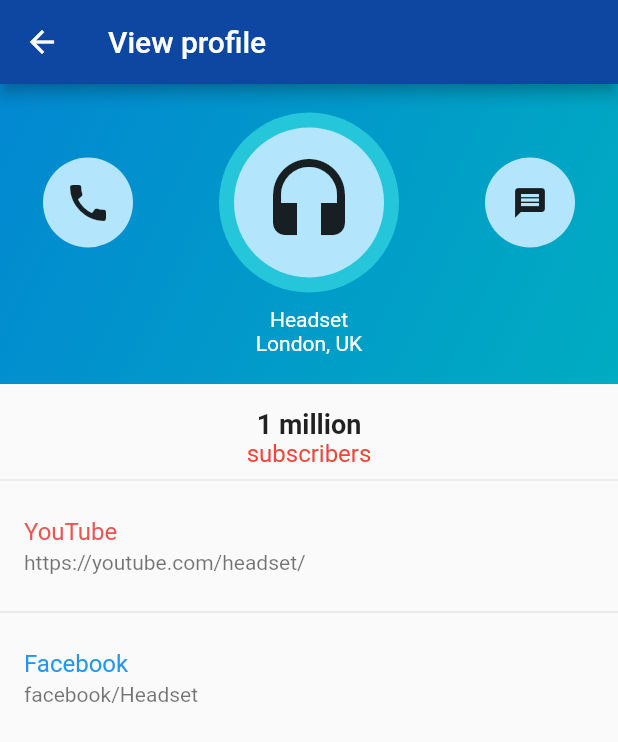
After one commit to AlinBorcea/flutter_challenges, a Flutter app: the Profile1 screen opened directly, on a phone screen of 412 x 824 dp. The commit adds this screen. Shown: the top 742 px of the screen. Run offline on Flutter 3.47's test engine with Material 2 defaults, Android fonts, the phone set to English and light mode, and no system bars.

Commit message:
added profile1 screen

```diff
--- a/lib/home/home_page.dart
+++ b/lib/home/home_page.dart
@@ -1,5 +1,6 @@
 import 'package:flutter/material.dart';
 import 'package:challenges/lists/car_brands.dart';
+import 'package:challenges/profiles/profile1.dart';
 import 'challenge.dart';
 
 class HomePage extends StatefulWidget {
@@ -73,7 +74,10 @@ class _HomePageState extends State<HomePage> {
         itemBuilder: (context, i) {
           return Card(
             child: ExpansionTile(
-              leading: Icon(Icons.work, color: Colors.green,),
+              leading: Icon(
+                Icons.work,
+                color: Colors.green,
+              ),
               title: Text(challenges[i].name),
               children: <Widget>[
                 Column(
@@ -96,7 +100,8 @@ class _HomePageState extends State<HomePage> {
         ),
         title: Text(content),
         onTap: () {
-          Navigator.of(context).push(new MaterialPageRoute(builder: (context) => _lesson(content)));
+          Navigator.of(context).push(
+              new MaterialPageRoute(builder: (context) => _lesson(content)));
         },
       ));
     }
@@ -107,16 +112,19 @@ class _HomePageState extends State<HomePage> {
     switch (content) {
       case 'List 1':
         return CarBrands();
+      case 'Profile 1':
+        return Profile1();
       default:
         return CarBrands();
     }
   }
 
   List<Challenge> challenges = [
-    new Challenge(
+    Challenge(
         'Sign in',
         'It is important to have a nice sign in screen in you app',
         ['Sign in 1', 'Sign in 2']),
-    new Challenge('Lists', 'Nice list views', ['List 1', 'List 2']),
+    Challenge('Lists', 'Nice list views', ['List 1', 'List 2']),
+    Challenge('Profiles', 'Beautiful', ['Profile 1']),
   ];
 }
--- /dev/null
+++ b/lib/profiles/profile1.dart
@@ -0,0 +1,120 @@
+import 'package:flutter/material.dart';
+
+class Profile1 extends StatefulWidget {
+  @override
+  State createState() => _Profile1State();
+}
+
+class _Profile1State extends State<Profile1> {
+  @override
+  Widget build(BuildContext context) {
+    return Scaffold(
+      appBar: AppBar(
+        backgroundColor: Color.fromARGB(255, 13, 71, 161), // rgba(13,71,161 ,1)
+        iconTheme: IconThemeData(
+          color: Colors.white,
+        ),
+        title: Text(
+          'View profile',
+          style: TextStyle(color: Colors.white),
+        ),
+      ),
+      body: ListView(
+        children: <Widget>[
+          /// colored top part
+          Container(
+            height: 200,
+            decoration: BoxDecoration(
+              gradient: LinearGradient(
+                begin: Alignment.topLeft,
+                end: Alignment.bottomRight,
+                colors: [
+                  Color.fromARGB(255, 2, 136, 209),
+                  Color.fromARGB(255, 0, 172, 193)
+                ], // rgba(0,172,193 ,1)
+              ),
+            ),
+            child: Column(
+              mainAxisAlignment: MainAxisAlignment.center,
+              crossAxisAlignment: CrossAxisAlignment.center,
+              children: <Widget>[
+                Row(
+                  mainAxisAlignment: MainAxisAlignment.spaceAround,
+                  children: <Widget>[
+                    /// call
+                    CircleAvatar(
+                      child: Icon(
+                        Icons.call,
+                        size: 32,
+                      ),
+                      minRadius: 30,
+                    ),
+
+                    /// middle
+                    CircleAvatar(
+                      minRadius: 60,
+                      backgroundColor: Color.fromARGB(255, 38, 198, 218),
+                      // rgba(38,198,218 ,1)
+                      child: CircleAvatar(
+                        minRadius: 50,
+                        child: Icon(Icons.headset, size: 64),
+                      ),
+                    ),
+
+                    /// message
+                    CircleAvatar(
+                      child: Icon(Icons.message),
+                      minRadius: 30,
+                    ),
+                  ],
+                ),
+                SizedBox(
+                  height: 10,
+                ),
+                Text(
+                  'Headset',
+                  style: TextStyle(color: Colors.white),
+                ),
+                Text('London, UK', style: TextStyle(color: Colors.white)),
+              ],
+            ),
+          ),
+          SizedBox(
+            height: 16,
+          ),
+          Row(
+            children: <Widget>[
+              Expanded(
+                child: Column(
+                  children: <Widget>[
+                    Text(
+                      '1 million',
+                      style:
+                          TextStyle(fontWeight: FontWeight.bold, fontSize: 18),
+                    ),
+                    Text(
+                      'subscribers',
+                      style:
+                          TextStyle(fontSize: 16, color: Colors.red.shade500),
+                    ),
+                  ],
+                ),
+              ),
+            ],
+          ),
+          Divider(),
+          ListTile(
+            title:
+                Text('YouTube', style: TextStyle(color: Colors.red.shade400)),
+            subtitle: Text('https://youtube.com/headset/'),
+          ),
+          Divider(),
+          ListTile(
+            title: Text('Facebook', style: TextStyle(color: Colors.blue)),
+            subtitle: Text('facebook/Headset'),
+          ),
+        ],
+      ),
+    );
+  }
+}
--- a/pubspec.yaml
+++ b/pubspec.yaml
@@ -47,6 +47,7 @@ flutter:
   - assets/vk.png
   - assets/audi.png
   - assets/bmw.png
+  - assets/profile.png
   #  - images/a_dot_ham.jpeg
 
   # An image asset can refer to one or more resolution-specific "variants", see
```
Also changed, not shown: assets/profile.png (added).
